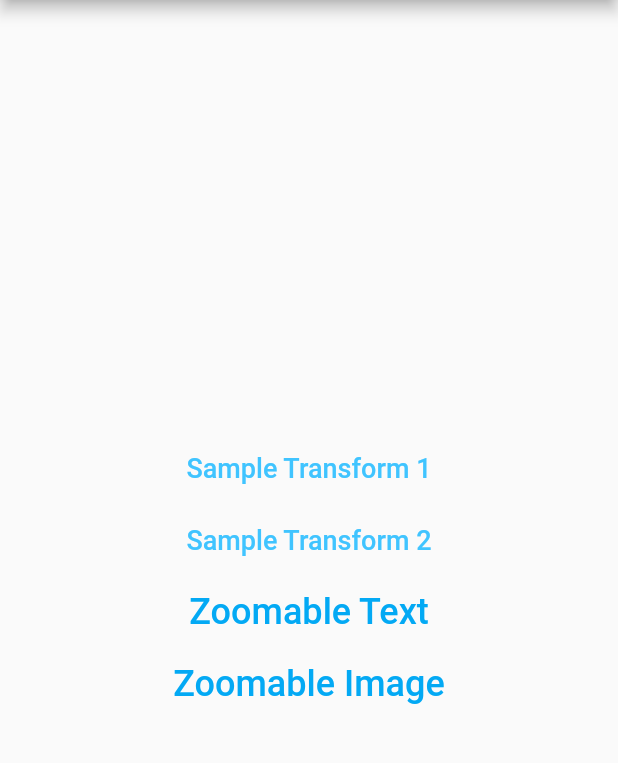
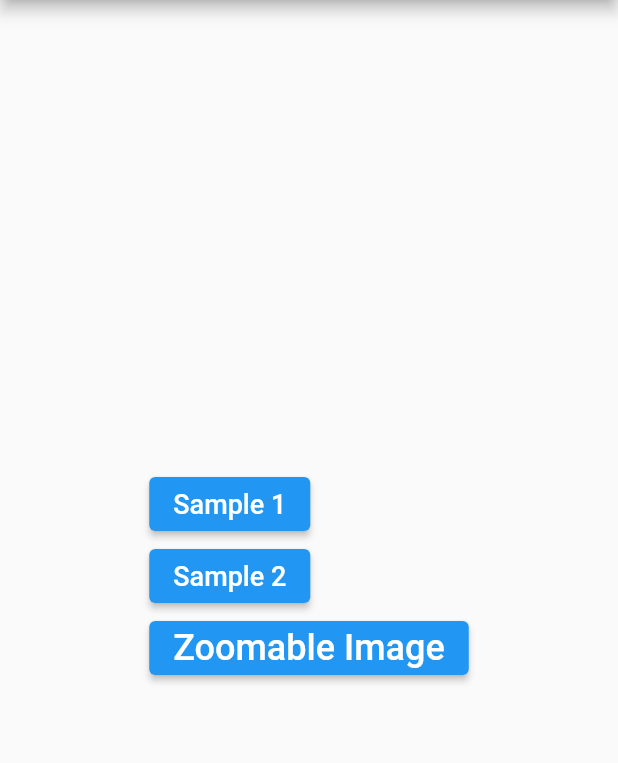
Before and after one commit to qingxistudio/flutter_zoomable_editor, a Flutter app: the screen it shows after launch, on a phone screen of 412 x 824 dp, the part 84-847 px from its top. Run offline on Flutter 3.47's test engine with Material 2 defaults, Android fonts, the phone set to English and light mode, and no system bars.

Commit message:
add scale bounce back

```diff
--- a/zoomable_editor/lib/src/zoomable_editor.dart
+++ b/zoomable_editor/lib/src/zoomable_editor.dart
@@ -66,7 +66,7 @@ class _ZoomableEditorState extends State<ZoomableEditor> {
   void _onScaleUpdate(ScaleUpdateDetails details) {
     final offsetDelta = -(details.focalPoint - _startGlobalFocalPoint);
 
-    final newScale = (_startScale * details.scale).clamp(widget.zoomableController.minScale, widget.zoomableController.maxScale).toDouble();
+    final newScale = _startScale * details.scale;
     final newOffset = _startOffset + offsetDelta / widget.zoomableController.scale / _contentDisplayScale;
     widget.zoomableController.updateScale(newScale);
     widget.zoomableController.updateOffset(newOffset);
@@ -74,12 +74,15 @@ class _ZoomableEditorState extends State<ZoomableEditor> {
 
   void _onScaleEnd(ScaleEndDetails details) {
 
+
     final curOffset = widget.zoomableController.offset;
     final allowOffset = allowOffsetInContentWithScale();
     final dx = curOffset.dx.clamp(-allowOffset.dx.abs(), allowOffset.dx.abs()).toDouble();
     final dy = curOffset.dy.clamp(-allowOffset.dy.abs(), allowOffset.dy.abs()).toDouble();
     final fromTransform = widget.zoomableController.transformMatrix;
     /// limit offset to avoid out of bound
+    final newScale = widget.zoomableController.scale.clamp(widget.zoomableController.minScale, widget.zoomableController.maxScale).toDouble();
+    widget.zoomableController.updateScale(newScale);
     widget.zoomableController.updateOffset(Offset(dx, dy), notify: false);
     widget.zoomableController.notifyChange(animated: true, fromTransfrom: fromTransform);
   }
--- a/zoomable_editor_example/lib/editor_example.dart
+++ b/zoomable_editor_example/lib/editor_example.dart
@@ -7,7 +7,7 @@ import 'constants.dart';
 class EditorExample extends StatelessWidget {
 
   AssetImage createAssetImage() {
-    final assetImage = AssetImage("resource/kate-hliznitsova-lU_UuQ-6OVI-unsplash.jpg");
+    const assetImage = AssetImage('resource/kate-hliznitsova-lU_UuQ-6OVI-unsplash.jpg');
     return assetImage;
   }
 
@@ -39,7 +39,7 @@ class EditorExample extends StatelessWidget {
 
     return Scaffold(
       appBar: AppBar(
-        title: Text("Editor"),
+        title: const Text('Editor'),
       ),
       body: Center(
         child: Column(
@@ -48,12 +48,13 @@ class EditorExample extends StatelessWidget {
             Center(
               child: editor,
             ),
+            Container(height: 50, width: 10,),
             Center(
               child: ElevatedButton(
                 onPressed: () {
                   Navigator.pop(context);
                 },
-                child: Text('Finish'),
+                child: const Text('Finish'),
               ),
             ),
           ],
--- a/zoomable_editor_example/lib/main.dart
+++ b/zoomable_editor_example/lib/main.dart
@@ -98,43 +98,36 @@ class _MyHomePageState extends State<MyHomePage> {
           // axis because Columns are vertical (the cross axis would be
           // horizontal).
           mainAxisAlignment: MainAxisAlignment.center,
+          crossAxisAlignment: CrossAxisAlignment.start,
           children: <Widget>[
-            MaterialButton(
+            ElevatedButton(
               onPressed: () {
                 Navigator.push<SampleImage1>(
                   context,
                   MaterialPageRoute(builder: (context) => SampleImage1()),
                 );
               },
-              child: Text('Sample Transform 1', style: TextStyle(fontSize: 18, color: Colors.lightBlueAccent),),
+              child: const Text('Sample 1', style: TextStyle(fontSize: 18, color: Colors.white),),
             ),
-            MaterialButton(
+            ElevatedButton(
               onPressed: () {
                 Navigator.push<SampleImage2>(
                   context,
                   MaterialPageRoute(builder: (context) => SampleImage2()),
                 );
               },
-              child: Text('Sample Transform 2', style: TextStyle(fontSize: 18, color: Colors.lightBlueAccent),),
+              child: const Text('Sample 2', style: TextStyle(fontSize: 18, color: Colors.white),),
             ),
-            MaterialButton(
-              onPressed: (){
-print('Zoomable Text');
-              },
-              child: Text(
-              'Zoomable Text',
-              style: TextStyle(fontSize: 24, color: Colors.lightBlue),
-            ),),
-            MaterialButton(
+            ElevatedButton(
                 onPressed: () {
                   Navigator.push<EditorExample>(
                     context,
                     MaterialPageRoute(builder: (context) => EditorExample()),
                   );
                 },
-                child: Text(
+                child: const Text(
                   'Zoomable Image',
-                  style: TextStyle(fontSize: 24, color: Colors.lightBlue),
+                  style: TextStyle(fontSize: 24, color: Colors.white),
                 )),
           ],
         ),
```
